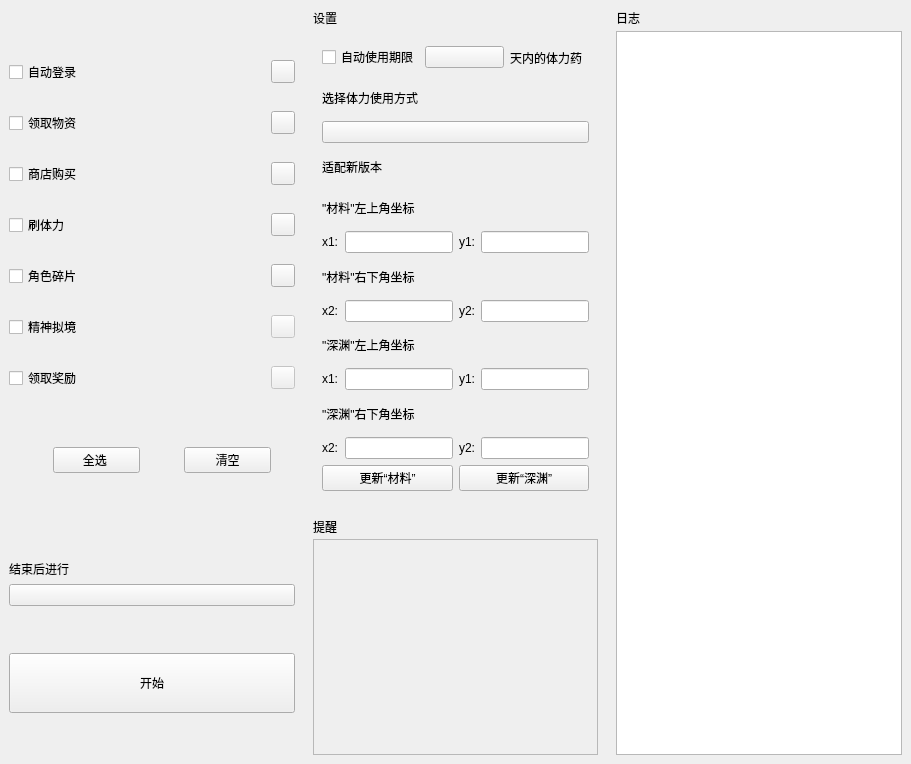
The window that app/ui/home_interface.ui (LaoZhuJackson/SnowbreakAutoAssistant) describes before a commit, drawn with Qt 5.
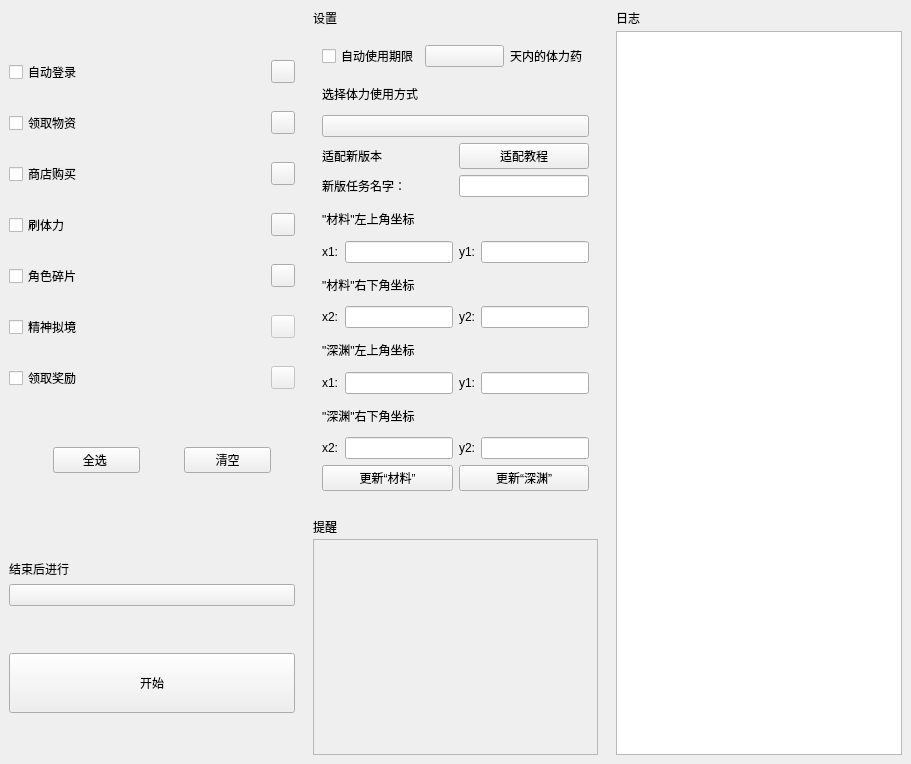
The same window after the commit. The open tabs and pages were chosen to show the change. Custom widgets are drawn as their Qt base class.

Commit message: 修复刷体力点不到任务，人物碎片嵌片点不到+，添加适配教程和在线获取坐标更新

The edit to the form file:
```diff
--- a/app/ui/home_interface.ui
+++ b/app/ui/home_interface.ui
@@ -1069,28 +1069,114 @@
         </widget>
         <widget class="QWidget" name="page_2">
             <layout class="QGridLayout" name="gridLayout_6" columnstretch="1,0,0,0">
-                <item row="12" column="1">
+                <item row="14" column="0" colspan="2">
+                    <widget class="PushButton" name="PushButton_update_stuff">
+                        <property name="text">
+                            <string>更新“材料”</string>
+                        </property>
+                    </widget>
+                </item>
+                <item row="13" column="3">
+                    <widget class="LineEdit" name="LineEdit_chasm_y2"/>
+                </item>
+                <item row="9" column="2">
+                    <widget class="BodyLabel" name="BodyLabel_12">
+                        <property name="text">
+                            <string>y2:</string>
+            </property>
+           </widget>
+          </item>
+                <item row="2" column="0" colspan="4">
+                    <widget class="ComboBox" name="ComboBox_power_usage">
+                        <property name="items_" stdset="0">
+                            <string notr="true"/>
+                        </property>
+                    </widget>
+          </item>
+                <item row="9" column="0">
+                    <widget class="BodyLabel" name="BodyLabel_11">
+                        <property name="text">
+                            <string>x2:</string>
+                        </property>
+                    </widget>
+                </item>
+                <item row="13" column="2">
+                    <widget class="BodyLabel" name="BodyLabel_18">
+                        <property name="text">
+                            <string>y2:</string>
+                        </property>
+                    </widget>
+                </item>
+                <item row="13" column="0">
+                    <widget class="BodyLabel" name="BodyLabel_17">
+                        <property name="text">
+                            <string>x2:</string>
+                        </property>
+                    </widget>
+                </item>
+                <item row="14" column="2" colspan="2">
+                    <widget class="PushButton" name="PushButton_update_chasm">
+                        <property name="text">
+                            <string>更新“深渊”</string>
+                        </property>
+                    </widget>
+          </item>
+                <item row="6" column="3">
+                    <widget class="LineEdit" name="LineEdit_stuff_y1"/>
+                </item>
+                <item row="1" column="0" colspan="4">
+                    <widget class="StrongBodyLabel" name="StrongBodyLabel_2">
+                        <property name="text">
+                            <string>选择体力使用方式</string>
+                        </property>
+                    </widget>
+                </item>
+                <item row="6" column="1">
+                    <widget class="LineEdit" name="LineEdit_stuff_x1"/>
+                </item>
+                <item row="9" column="1">
+                    <widget class="LineEdit" name="LineEdit_stuff_x2"/>
+                </item>
+                <item row="11" column="2">
+                    <widget class="BodyLabel" name="BodyLabel_15">
+                        <property name="text">
+                            <string>y1:</string>
+                        </property>
+                    </widget>
+                </item>
+                <item row="13" column="1">
                     <widget class="LineEdit" name="LineEdit_chasm_x2"/>
                 </item>
-                <item row="10" column="1">
-                    <widget class="LineEdit" name="LineEdit_chasm_x1"/>
-                </item>
-                <item row="11" column="0" colspan="4">
+                <item row="12" column="0" colspan="4">
                     <widget class="BodyLabel" name="BodyLabel_16">
                         <property name="text">
                             <string>&quot;深渊&quot;右下角坐标</string>
                         </property>
                     </widget>
                 </item>
-                <item row="8" column="2">
-                    <widget class="BodyLabel" name="BodyLabel_12">
+                <item row="11" column="1">
+                    <widget class="LineEdit" name="LineEdit_chasm_x1"/>
+                </item>
+                <item row="8" column="0" colspan="4">
+                    <widget class="BodyLabel" name="BodyLabel_10">
                         <property name="text">
-                            <string>y2:</string>
+                            <string>&quot;材料&quot;右下角坐标</string>
             </property>
            </widget>
           </item>
-                <item row="5" column="3">
-                    <widget class="LineEdit" name="LineEdit_stuff_y1"/>
+                <item row="10" column="0" colspan="4">
+                    <widget class="BodyLabel" name="BodyLabel_13">
+                        <property name="text">
+                            <string>&quot;深渊&quot;左上角坐标</string>
+                        </property>
+                    </widget>
+                </item>
+                <item row="6" column="0">
+                    <widget class="BodyLabel" name="BodyLabel_7">
+                        <property name="text">
+                            <string>x1:</string>
+                        </property>
+                    </widget>
           </item>
                 <item row="0" column="0" colspan="4">
            <layout class="QHBoxLayout" name="horizontalLayout">
@@ -1122,123 +1208,54 @@
             </item>
            </layout>
           </item>
-                <item row="5" column="2">
+                <item row="9" column="3">
+                    <widget class="LineEdit" name="LineEdit_stuff_y2"/>
+                </item>
+                <item row="6" column="2">
                     <widget class="BodyLabel" name="BodyLabel_9">
                         <property name="text">
                             <string>y1:</string>
                         </property>
                     </widget>
                 </item>
-                <item row="8" column="0">
-                    <widget class="BodyLabel" name="BodyLabel_11">
+                <item row="5" column="0" colspan="4">
+                    <widget class="BodyLabel" name="BodyLabel_2">
                         <property name="text">
-                            <string>x2:</string>
+                            <string>&quot;材料&quot;左上角坐标</string>
                         </property>
                     </widget>
                 </item>
-                <item row="5" column="0">
-                    <widget class="BodyLabel" name="BodyLabel_7">
+                <item row="11" column="0">
+                    <widget class="BodyLabel" name="BodyLabel_14">
                         <property name="text">
                             <string>x1:</string>
                         </property>
                     </widget>
                 </item>
-                <item row="10" column="3">
+                <item row="11" column="3">
                     <widget class="LineEdit" name="LineEdit_chasm_y1"/>
                 </item>
-                <item row="7" column="0" colspan="4">
-                    <widget class="BodyLabel" name="BodyLabel_10">
+                <item row="4" column="2" colspan="2">
+                    <widget class="LineEdit" name="LineEdit_task_name"/>
+          </item>
+                <item row="4" column="0" colspan="2">
+                    <widget class="BodyLabel" name="BodyLabel_19">
                         <property name="text">
-                            <string>&quot;材料&quot;右下角坐标</string>
+                            <string>新版任务名字：</string>
                         </property>
                     </widget>
                 </item>
-                <item row="3" column="0" colspan="4">
+                <item row="3" column="0" colspan="2">
                     <widget class="StrongBodyLabel" name="StrongBodyLabel_5">
                         <property name="text">
                             <string>适配新版本</string>
                         </property>
                     </widget>
                 </item>
-                <item row="10" column="0">
-                    <widget class="BodyLabel" name="BodyLabel_14">
+                <item row="3" column="2" colspan="2">
+                    <widget class="PrimaryPushButton" name="PrimaryPushButton_tutor">
                         <property name="text">
-                            <string>x1:</string>
-                        </property>
-                    </widget>
-                </item>
-                <item row="10" column="2">
-                    <widget class="BodyLabel" name="BodyLabel_15">
-                        <property name="text">
-                            <string>y1:</string>
-                        </property>
-                    </widget>
-                </item>
-                <item row="12" column="3">
-                    <widget class="LineEdit" name="LineEdit_chasm_y2"/>
-                </item>
-                <item row="8" column="1">
-                    <widget class="LineEdit" name="LineEdit_stuff_x2"/>
-                </item>
-                <item row="4" column="0" colspan="4">
-                    <widget class="BodyLabel" name="BodyLabel_2">
-                        <property name="text">
-                            <string>&quot;材料&quot;左上角坐标</string>
-                        </property>
-                    </widget>
-                </item>
-                <item row="12" column="2">
-                    <widget class="BodyLabel" name="BodyLabel_18">
-                        <property name="text">
-                            <string>y2:</string>
-                        </property>
-                    </widget>
-                </item>
-                <item row="9" column="0" colspan="4">
-                    <widget class="BodyLabel" name="BodyLabel_13">
-                        <property name="text">
-                            <string>&quot;深渊&quot;左上角坐标</string>
-                        </property>
-                    </widget>
-                </item>
-                <item row="2" column="0" colspan="4">
-                    <widget class="ComboBox" name="ComboBox_power_usage">
-                        <property name="items_" stdset="0">
-                            <string notr="true"/>
-                        </property>
-                    </widget>
-                </item>
-                <item row="8" column="3">
-                    <widget class="LineEdit" name="LineEdit_stuff_y2"/>
-                </item>
-                <item row="1" column="0" colspan="4">
-           <widget class="StrongBodyLabel" name="StrongBodyLabel_2">
-            <property name="text">
-             <string>选择体力使用方式</string>
-            </property>
-           </widget>
-          </item>
-                <item row="12" column="0">
-                    <widget class="BodyLabel" name="BodyLabel_17">
-                        <property name="text">
-                            <string>x2:</string>
-                        </property>
-                    </widget>
-                </item>
-                <item row="5" column="1">
-                    <widget class="LineEdit" name="LineEdit_stuff_x1"/>
-                </item>
-                <item row="13" column="2" colspan="2">
-                    <widget class="PushButton" name="PushButton_update_chasm">
-                        <property name="text">
-                            <string>更新“深渊”</string>
-                        </property>
-                    </widget>
-                </item>
-                <item row="13" column="0" colspan="2">
-                    <widget class="PushButton" name="PushButton_update_stuff">
-                        <property name="text">
-                            <string>更新“材料”</string>
+                            <string>适配教程</string>
                         </property>
                     </widget>
                 </item>
@@ -1414,6 +1431,11 @@
    <extends>QPushButton</extends>
    <header>qfluentwidgets</header>
   </customwidget>
+     <customwidget>
+         <class>PrimaryPushButton</class>
+         <extends>PushButton</extends>
+   <header>qfluentwidgets</header>
+  </customwidget>
   <customwidget>
    <class>ToolButton</class>
    <extends>QToolButton</extends>
```
Left out of the diff: 13 changed lines with no effect on the pictures. Lines whose indentation alone changed are shown as unchanged. The commit also changes 15 other files.
